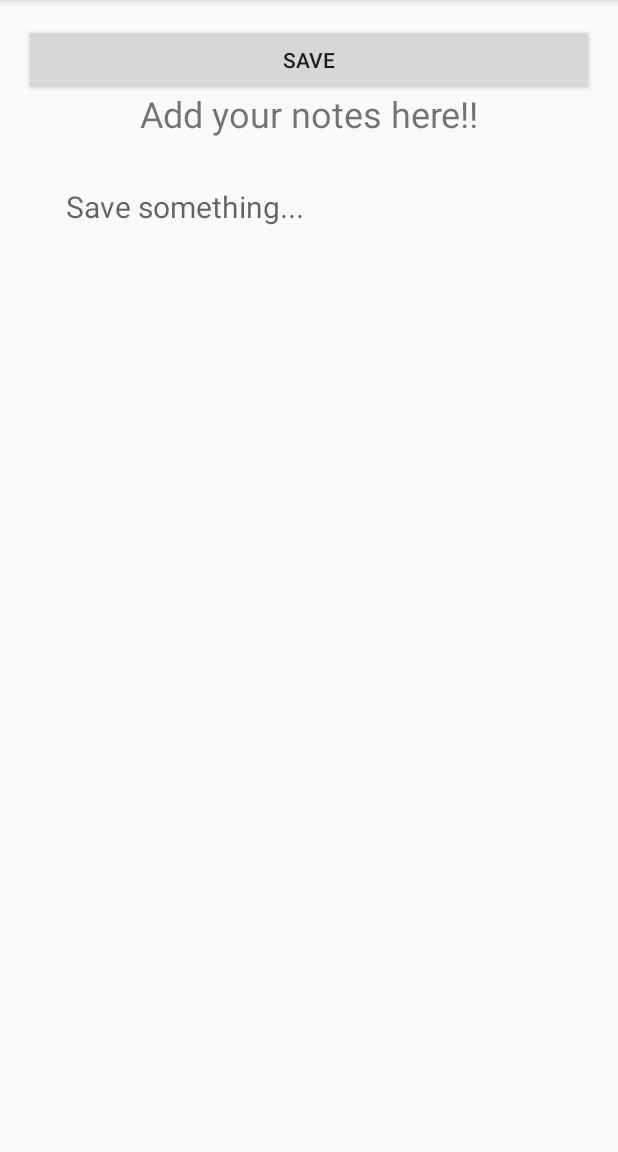
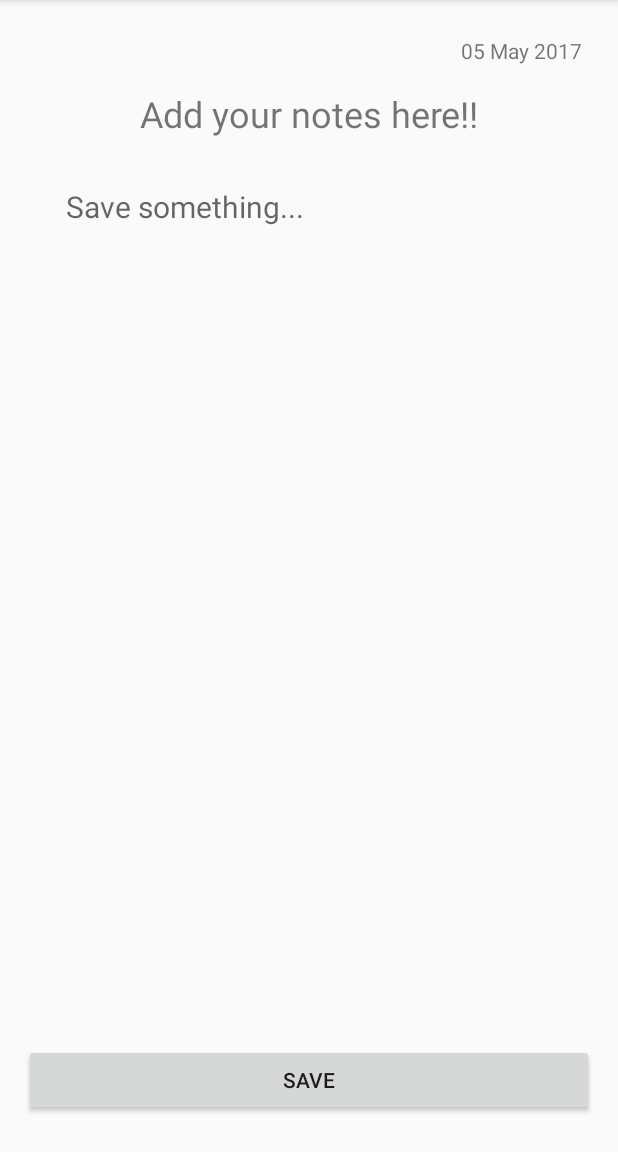
Before and after one commit to akshay9732/Firenotes, an Android app: the screen it shows after launch (AddNotesActivity), after a tap on an icon or button, on a phone screen of 412 x 824 dp, the part 84-1236 px from its top. Run offline under Robolectric (Android 15) with nearby library versions, the phone set to English and light mode, and no system bars; our stand-ins replace ButterKnife, Firebase (no records; nobody signed in at launch, a user with empty details on screens opened directly).

Commit message:
final commit

```diff
--- a/app/src/main/java/com/firenotes/firenotes/activities/AddNotesActivity.java
+++ b/app/src/main/java/com/firenotes/firenotes/activities/AddNotesActivity.java
@@ -45,6 +45,7 @@ public class AddNotesActivity extends AppCompatActivity {
                 note.setNote(etNote.getText().toString());
                 note.setDate(Helper.getCurrentDate());
                 database.child("notes").child(token).setValue(note);
+                finish();
             }
         });
     }
--- a/app/src/main/java/com/firenotes/firenotes/activities/MainActivity.java
+++ b/app/src/main/java/com/firenotes/firenotes/activities/MainActivity.java
@@ -39,20 +39,12 @@ public class MainActivity extends AppCompatActivity {
         setContentView(R.layout.activity_main);
         ButterKnife.bind(this);
         adapter = new NotesAdapter(this,R.layout.list_item_notes,notes);
-    }
+        lvNotes.setAdapter(adapter);
 
-    @OnClick(R.id.fabAdd)
-    public void onViewClicked() {
-        Intent intent = new Intent(MainActivity.this, AddNotesActivity.class);
-        startActivity(intent);
-    }
-
-    @Override
-    protected void onResume() {
-        super.onResume();
         database.child("notes").addValueEventListener(new ValueEventListener() {
             @Override
             public void onDataChange(DataSnapshot dataSnapshot) {
+                notes.clear();
                 for (DataSnapshot noteDataSnapshot : dataSnapshot.getChildren()) {
                     Note note = noteDataSnapshot.getValue(Note.class);
                     notes.add(note);
@@ -65,6 +57,12 @@ public class MainActivity extends AppCompatActivity {
 
             }
         });
+    }
+
+    @OnClick(R.id.fabAdd)
+    public void onViewClicked() {
+        Intent intent = new Intent(MainActivity.this, AddNotesActivity.class);
+        startActivity(intent);
     }
 
     @Override
--- a/app/src/main/java/com/firenotes/firenotes/adapter/NotesAdapter.java
+++ b/app/src/main/java/com/firenotes/firenotes/adapter/NotesAdapter.java
@@ -41,9 +41,10 @@ public class NotesAdapter extends ArrayAdapter<Note> {
         }
 
         holder.tvShortNote.setText(getItem(position).getNote());
-        holder.tvDate.setText(getContext().getString(R.string.last_edited_on)+" "+getItem(position).getDate());
+        holder.tvDate.setText(getItem(position).getDate());
         return convertView;
     }
+
 
     static class ViewHolder {
         @BindView(R.id.ivNote)
--- a/app/src/main/res/layout/activity_add_notes.xml
+++ b/app/src/main/res/layout/activity_add_notes.xml
@@ -11,7 +11,6 @@
         android:id="@+id/etNote"
         android:layout_width="324dp"
         android:layout_height="291dp"
-        android:layout_marginBottom="0dp"
         android:layout_marginLeft="8dp"
         android:layout_marginRight="8dp"
         android:layout_marginTop="32dp"
@@ -26,10 +25,7 @@
         android:textSize="20sp"
         app:layout_constraintLeft_toLeftOf="parent"
         app:layout_constraintRight_toRightOf="parent"
-        app:layout_constraintTop_toBottomOf="@+id/textView3"
-        app:layout_constraintVertical_bias="0.0"
-        app:layout_constraintBottom_toTopOf="@+id/btSave"
-        tools:layout_editor_absoluteX="36dp"/>
+        app:layout_constraintTop_toBottomOf="@+id/textView3" />
 
     <TextView
         android:id="@+id/textView3"
@@ -61,7 +57,10 @@
         android:text="Save"
         app:layout_constraintLeft_toLeftOf="parent"
         app:layout_constraintRight_toRightOf="parent"
-        tools:layout_editor_absoluteY="431dp"/>
+        tools:layout_editor_absoluteY="431dp"
+        android:layout_marginTop="0dp"
+        app:layout_constraintBottom_toBottomOf="parent"
+        android:layout_marginBottom="8dp" />
 
 
 </android.support.constraint.ConstraintLayout>
```
Also changed, not shown: app/src/main/res/layout/activity_main.xml (+7 -18 lines), app/src/main/res/layout/list_item_notes.xml (+8 -4 lines).
